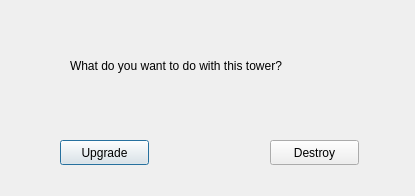
Above: CE_vs_Estudiantes/updateordestroy.ui from Josecespedesant/CE_vs_Estudiantes before the change. Below: the same form after it.
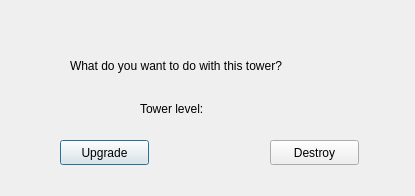
That is the form after the change.

Patch:
```diff
--- a/CE_vs_Estudiantes/updateordestroy.ui
+++ b/CE_vs_Estudiantes/updateordestroy.ui
@@ -52,6 +52,32 @@
     <string>Destroy</string>
    </property>
   </widget>
+  <widget class="QLabel" name="label_2">
+   <property name="geometry">
+    <rect>
+     <x>140</x>
+     <y>100</y>
+     <width>91</width>
+     <height>17</height>
+    </rect>
+   </property>
+   <property name="text">
+    <string>Tower level:</string>
+   </property>
+  </widget>
+  <widget class="QLabel" name="towerlvl">
+   <property name="geometry">
+    <rect>
+     <x>230</x>
+     <y>100</y>
+     <width>67</width>
+     <height>17</height>
+    </rect>
+   </property>
+   <property name="text">
+    <string/>
+   </property>
+  </widget>
  </widget>
  <resources/>
  <connections/>
```
